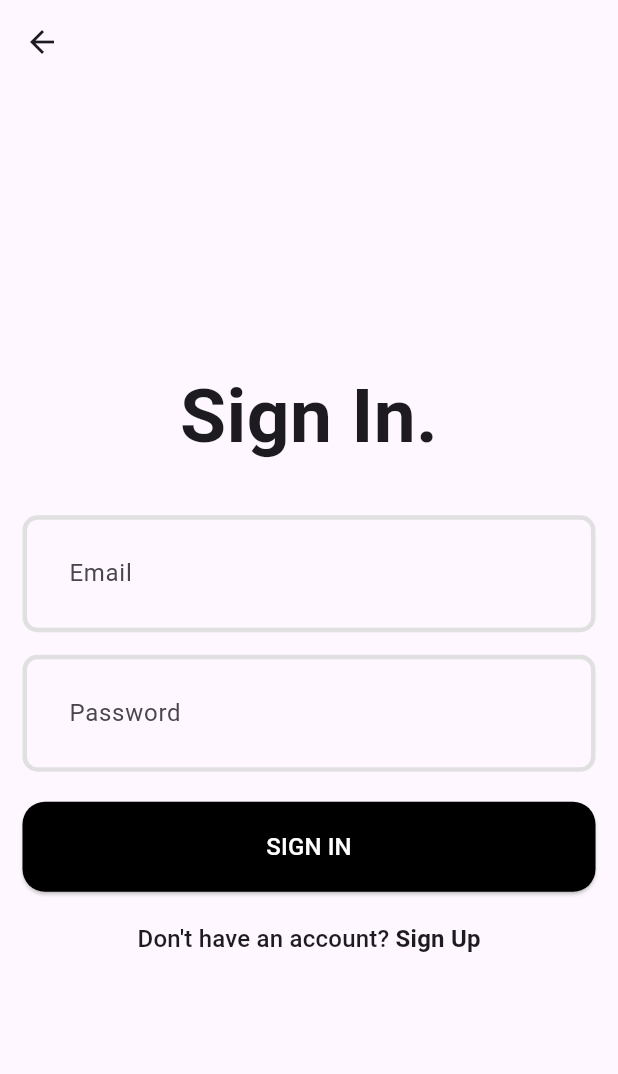
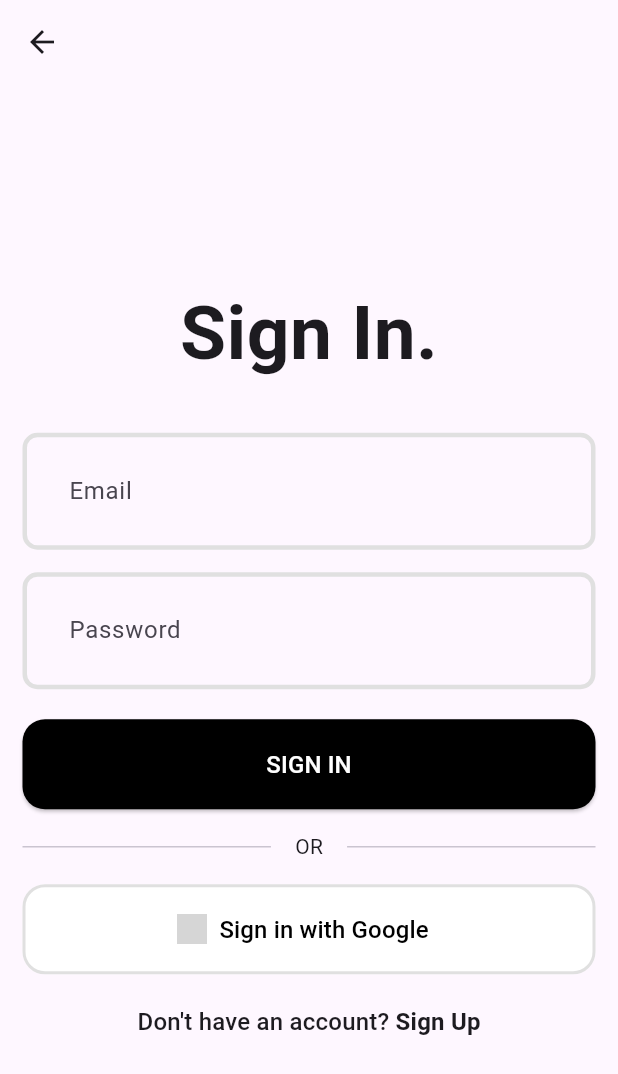
Before and after one commit to baole405/Booking-Group-Flutter, a Flutter app: the LoginPage screen opened directly, on a phone screen of 412 x 824 dp. Shown: the top 1074 px of the screen. Run offline on Flutter 3.47's test engine with Material 3 defaults, Android fonts, the phone set to English and light mode, and no system bars; our stand-ins replace dotted_border, firebase_auth, firebase_core, google_sign_in, image_picker; missing offline and left inert: flex_color_picker; accounts and stored records are empty; network calls fail; Roboto replaces fonts that are missing (Cera Pro); grey boxes are pictures that could not be loaded.

Commit message:
refactor: add SHA-1 login via google mail

```diff
--- a/lib/login_page.dart
+++ b/lib/login_page.dart
@@ -1,6 +1,7 @@
 import 'package:booking_group_flutter/signup_page.dart';
 import 'package:firebase_auth/firebase_auth.dart';
 import 'package:flutter/material.dart';
+import 'package:google_sign_in/google_sign_in.dart';
 
 class LoginPage extends StatefulWidget {
   static route() => MaterialPageRoute(builder: (context) => const LoginPage());
@@ -33,6 +34,65 @@ class _LoginPageState extends State<LoginPage> {
       print(userCredential);
     } on FirebaseAuthException catch (e) {
       print(e.message);
+    }
+  }
+
+  Future<void> signInWithGoogle() async {
+    try {
+      print('Starting Google Sign-In...');
+
+      // Configure GoogleSignIn with explicit client ID from Firebase
+      final GoogleSignIn googleSignIn = GoogleSignIn(
+        serverClientId:
+            '148956304557-vimujk9msu533g182jco2bvact3g8hkg.apps.googleusercontent.com',
+      );
+
+      // Trigger the authentication flow
+      final GoogleSignInAccount? googleUser = await googleSignIn.signIn();
+
+      if (googleUser == null) {
+        // User canceled the sign-in
+        print('Google Sign-In canceled by user');
+        return;
+      }
+
+      print('Google user signed in: ${googleUser.email}');
+
+      // Obtain the auth details from the request
+      final GoogleSignInAuthentication googleAuth =
+          await googleUser.authentication;
+
+      print(
+        'Got Google auth details - AccessToken: ${googleAuth.accessToken != null ? "Present" : "Missing"}, IdToken: ${googleAuth.idToken != null ? "Present" : "Missing"}',
+      );
+
+      // Create a new credential
+      final credential = GoogleAuthProvider.credential(
+        accessToken: googleAuth.accessToken,
+        idToken: googleAuth.idToken,
+      );
+
+      print('Created Firebase credential, attempting Firebase sign-in...');
+
+      // Once signed in, return the UserCredential
+      final userCredential = await FirebaseAuth.instance.signInWithCredential(
+        credential,
+      );
+      print('Google Sign-In successful: ${userCredential.user?.email}');
+    } on FirebaseAuthException catch (e) {
+      print('Firebase Auth Error: ${e.code} - ${e.message}');
+      if (mounted) {
+        ScaffoldMessenger.of(context).showSnackBar(
+          SnackBar(content: Text('Firebase Error: ${e.code} - ${e.message}')),
+        );
+      }
+    } catch (e) {
+      print('Google Sign-In Error: $e');
+      if (mounted) {
+        ScaffoldMessenger.of(context).showSnackBar(
+          const SnackBar(content: Text('Sign-in failed. Please try again.')),
+        );
+      }
     }
   }
 
@@ -72,6 +132,40 @@ class _LoginPageState extends State<LoginPage> {
                   style: TextStyle(fontSize: 16, color: Colors.white),
                 ),
               ),
+              const SizedBox(height: 15),
+              const Row(
+                children: [
+                  Expanded(child: Divider()),
+                  Padding(
+                    padding: EdgeInsets.symmetric(horizontal: 16),
+                    child: Text('OR'),
+                  ),
+                  Expanded(child: Divider()),
+                ],
+              ),
+              const SizedBox(height: 15),
+              OutlinedButton.icon(
+                onPressed: () async {
+                  await signInWithGoogle();
+                },
+                icon: Image.network(
+                  'https://developers.google.com/identity/images/g-logo.png',
+                  height: 20,
+                  width: 20,
+                ),
+                label: const Text(
+                  'Sign in with Google',
+                  style: TextStyle(fontSize: 16, color: Colors.black),
+                ),
+                style: OutlinedButton.styleFrom(
+                  backgroundColor: Colors.white,
+                  side: BorderSide(color: Colors.grey.shade300, width: 2),
+                  minimumSize: const Size(double.infinity, 60),
+                  shape: RoundedRectangleBorder(
+                    borderRadius: BorderRadius.circular(15),
+                  ),
+                ),
+              ),
               const SizedBox(height: 20),
               GestureDetector(
                 onTap: () {
--- a/pubspec.yaml
+++ b/pubspec.yaml
@@ -40,6 +40,7 @@ dependencies:
   intl: ^0.20.2
   image_picker: ^1.2.0
   firebase_auth: ^6.1.0
+  google_sign_in: ^6.2.1
 
 dev_dependencies:
   flutter_test:
```
Also changed, not shown: lib/home_page.dart (+45 -22 lines), pubspec.lock, 2 other files.
